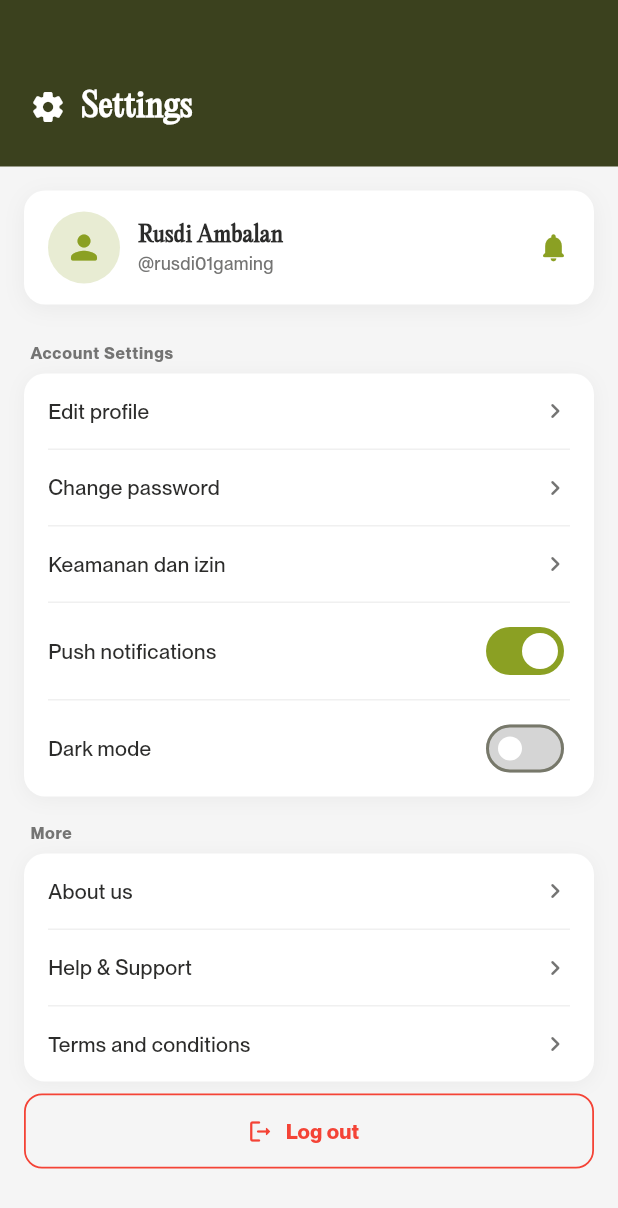
After one commit to AmbatronZ/Renovasim-Flutter, a Flutter app: the SettingsScreen screen opened directly, on a phone screen of 412 x 824 dp. The commit adds this screen. Shown: the top 1208 px of the screen. Run offline on Flutter 3.47's test engine with Material 3 defaults, Android fonts, the phone set to English and light mode, and no system bars; our stand-ins replace flutter_svg.

Commit message:
fitur settings

```diff
--- a/lib/screens/home_screen.dart
+++ b/lib/screens/home_screen.dart
@@ -2,6 +2,7 @@ import 'package:flutter/material.dart';
 import 'package:flutter/services.dart';
 import 'package:flutter_svg/flutter_svg.dart';
 import 'profile_screen.dart';
+import 'settings_screen.dart';
 
 // ─── Color Palette ───────────────────────────────────────────────────────────
 class AppColors {
@@ -92,10 +93,18 @@ class _TopBar extends StatelessWidget {
             height: 32,
           ),
           const Spacer(),
-          _IconBtn(icon: Icons.notifications_outlined),
-          const SizedBox(width: 4),
-          _IconBtn(icon: Icons.settings_outlined),
-          const SizedBox(width: 4),
+            _IconBtn(
+              icon: Icons.notifications_outlined),
+                const SizedBox(width: 4),
+            _IconBtn(
+              icon: Icons.settings_outlined,
+              onTap: () {
+                Navigator.push(
+                  parentContext,
+                  MaterialPageRoute(builder: (_) => const SettingsScreen()),
+                );
+              },
+            ),
           _IconBtn(
             icon: Icons.person_outline_rounded,
             onTap: () {
--- /dev/null
+++ b/lib/screens/settings_screen.dart
@@ -0,0 +1,349 @@
+import 'package:flutter/material.dart';
+import 'home_screen.dart';
+import 'profile_screen.dart';
+import 'login_screen.dart';
+
+class SettingsScreen extends StatefulWidget {
+  const SettingsScreen({super.key});
+
+  @override
+  State<SettingsScreen> createState() => _SettingsScreenState();
+}
+
+class _SettingsScreenState extends State<SettingsScreen> {
+  bool _pushNotifications = true;
+  bool _darkMode = false;
+
+  @override
+  Widget build(BuildContext context) {
+    return Scaffold(
+      backgroundColor: AppColors.techWhite,
+      body: Column(
+        children: [
+          // ─── Header ───────────────────────────────────────────────
+          Container(
+            width: double.infinity,
+            padding: const EdgeInsets.fromLTRB(20, 56, 20, 24),
+            decoration: const BoxDecoration(
+              color: AppColors.thatchGreen,
+              borderRadius: BorderRadius.vertical(
+                bottom: Radius.circular(0),
+              ),
+            ),
+            child: Row(
+              children: [
+                const Icon(Icons.settings_rounded,
+                    color: Colors.white, size: 24),
+                const SizedBox(width: 10),
+                Text(
+                  'Settings',
+                  style: TextStyle(
+                    fontSize: 22,
+                    fontWeight: FontWeight.w700,
+                    color: Colors.white,
+                    fontFamily: 'PPEditorialNew',
+                  ),
+                ),
+              ],
+            ),
+          ),
+
+          Expanded(
+            child: SingleChildScrollView(
+              physics: const BouncingScrollPhysics(),
+              child: Column(
+                crossAxisAlignment: CrossAxisAlignment.start,
+                children: [
+                  // ─── Profile Card ────────────────────────────────
+                  Container(
+                    margin: const EdgeInsets.fromLTRB(16, 16, 16, 8),
+                    padding: const EdgeInsets.symmetric(
+                        horizontal: 16, vertical: 14),
+                    decoration: BoxDecoration(
+                      color: Colors.white,
+                      borderRadius: BorderRadius.circular(14),
+                      boxShadow: [
+                        BoxShadow(
+                          color: AppColors.metallicBlack.withOpacity(0.06),
+                          blurRadius: 12,
+                          offset: const Offset(0, 3),
+                        ),
+                      ],
+                    ),
+                    child: Row(
+                      children: [
+                        CircleAvatar(
+                          radius: 24,
+                          backgroundColor:
+                              AppColors.coconutGreen.withOpacity(0.2),
+                          child: const Icon(Icons.person_rounded,
+                              color: AppColors.coconutGreen, size: 26),
+                        ),
+                        const SizedBox(width: 12),
+                        Expanded(
+                          child: Column(
+                            crossAxisAlignment: CrossAxisAlignment.start,
+                            children: [
+                              Text(
+                                'Rusdi Ambalan',
+                                style: TextStyle(
+                                  fontSize: 15,
+                                  fontWeight: FontWeight.w700,
+                                  color: AppColors.metallicBlack,
+                                  fontFamily: 'PPEditorialNew',
+                                ),
+                              ),
+                              Text(
+                                '@rusdi01gaming',
+                                style: TextStyle(
+                                  fontSize: 12,
+                                  color: AppColors.zenGray,
+                                  fontFamily: 'PPNeueMontrealMedium',
+                                ),
+                              ),
+                            ],
+                          ),
+                        ),
+                        Icon(Icons.notifications_rounded,
+                            color: AppColors.coconutGreen, size: 22),
+                      ],
+                    ),
+                  ),
+
+                  // ─── Account Settings ────────────────────────────
+                  _SectionLabel('Account Settings'),
+                  _SettingsCard(
+                    children: [
+                      _SettingsTile(
+                        label: 'Edit profile',
+                        onTap: () => Navigator.push(
+                          context,
+                          MaterialPageRoute(
+                              builder: (_) => const ProfileScreen()),
+                        ),
+                      ),
+                      _Divider(),
+                      _SettingsTile(
+                        label: 'Change password',
+                        onTap: () {},
+                      ),
+                      _Divider(),
+                      _SettingsTile(
+                        label: 'Keamanan dan izin',
+                        onTap: () {},
+                      ),
+                      _Divider(),
+                      _SettingsTileSwitch(
+                        label: 'Push notifications',
+                        value: _pushNotifications,
+                        onChanged: (v) =>
+                            setState(() => _pushNotifications = v),
+                      ),
+                      _Divider(),
+                      _SettingsTileSwitch(
+                        label: 'Dark mode',
+                        value: _darkMode,
+                        onChanged: (v) => setState(() => _darkMode = v),
+                      ),
+                    ],
+                  ),
+
+                  // ─── More ────────────────────────────────────────
+                  _SectionLabel('More'),
+                  _SettingsCard(
+                    children: [
+                      _SettingsTile(
+                        label: 'About us',
+                        onTap: () {},
+                      ),
+                      _Divider(),
+                      _SettingsTile(
+                        label: 'Help & Support',
+                        onTap: () {},
+                      ),
+                      _Divider(),
+                      _SettingsTile(
+                        label: 'Terms and conditions',
+                        onTap: () {},
+                      ),
+                    ],
+                  ),
+
+                  // ─── Logout ──────────────────────────────────────
+                  Padding(
+                    padding: const EdgeInsets.fromLTRB(16, 8, 16, 32),
+                    child: SizedBox(
+                      width: double.infinity,
+                      height: 50,
+                      child: OutlinedButton.icon(
+                        onPressed: () {
+                          Navigator.pushAndRemoveUntil(
+                            context,
+                            MaterialPageRoute(
+                                builder: (_) => const LoginScreen()),
+                            (route) => false,
+                          );
+                        },
+                        icon: const Icon(Icons.logout_rounded,
+                            color: Colors.red, size: 18),
+                        label: Text(
+                          'Log out',
+                          style: TextStyle(
+                            fontSize: 14,
+                            fontWeight: FontWeight.w600,
+                            color: Colors.red,
+                            fontFamily: 'PPNeueMontrealMedium',
+                          ),
+                        ),
+                        style: OutlinedButton.styleFrom(
+                          side: const BorderSide(color: Colors.red, width: 1.2),
+                          shape: RoundedRectangleBorder(
+                            borderRadius: BorderRadius.circular(12),
+                          ),
+                        ),
+                      ),
+                    ),
+                  ),
+                ],
+              ),
+            ),
+          ),
+        ],
+      ),
+    );
+  }
+}
+
+// ─── Reusable Widgets ─────────────────────────────────────────────────────────
+
+class _SectionLabel extends StatelessWidget {
+  final String text;
+  const _SectionLabel(this.text);
+
+  @override
+  Widget build(BuildContext context) {
+    return Padding(
+      padding: const EdgeInsets.fromLTRB(20, 16, 20, 6),
+      child: Text(
+        text,
+        style: TextStyle(
+          fontSize: 11,
+          fontWeight: FontWeight.w600,
+          color: AppColors.zenGray,
+          letterSpacing: 0.5,
+          fontFamily: 'PPNeueMontrealMedium',
+        ),
+      ),
+    );
+  }
+}
+
+class _SettingsCard extends StatelessWidget {
+  final List<Widget> children;
+  const _SettingsCard({required this.children});
+
+  @override
+  Widget build(BuildContext context) {
+    return Container(
+      margin: const EdgeInsets.symmetric(horizontal: 16),
+      decoration: BoxDecoration(
+        color: Colors.white,
+        borderRadius: BorderRadius.circular(14),
+        boxShadow: [
+          BoxShadow(
+            color: AppColors.metallicBlack.withOpacity(0.05),
+            blurRadius: 10,
+            offset: const Offset(0, 2),
+          ),
+        ],
+      ),
+      child: Column(children: children),
+    );
+  }
+}
+
+class _SettingsTile extends StatelessWidget {
+  final String label;
+  final VoidCallback onTap;
+
+  const _SettingsTile({required this.label, required this.onTap});
+
+  @override
+  Widget build(BuildContext context) {
+    return InkWell(
+      onTap: onTap,
+      borderRadius: BorderRadius.circular(14),
+      child: Padding(
+        padding: const EdgeInsets.symmetric(horizontal: 16, vertical: 15),
+        child: Row(
+          mainAxisAlignment: MainAxisAlignment.spaceBetween,
+          children: [
+            Text(
+              label,
+              style: TextStyle(
+                fontSize: 14,
+                color: AppColors.metallicBlack,
+                fontFamily: 'PPNeueMontrealMedium',
+              ),
+            ),
+            const Icon(Icons.chevron_right_rounded,
+                color: AppColors.zenGray, size: 20),
+          ],
+        ),
+      ),
+    );
+  }
+}
+
+class _SettingsTileSwitch extends StatelessWidget {
+  final String label;
+  final bool value;
+  final ValueChanged<bool> onChanged;
+
+  const _SettingsTileSwitch({
+    required this.label,
+    required this.value,
+    required this.onChanged,
+  });
+
+  @override
+  Widget build(BuildContext context) {
+    return Padding(
+      padding: const EdgeInsets.symmetric(horizontal: 16, vertical: 8),
+      child: Row(
+        mainAxisAlignment: MainAxisAlignment.spaceBetween,
+        children: [
+          Text(
+            label,
+            style: TextStyle(
+              fontSize: 14,
+              color: AppColors.metallicBlack,
+              fontFamily: 'PPNeueMontrealMedium',
+            ),
+          ),
+          Switch(
+            value: value,
+            onChanged: onChanged,
+            activeColor: Colors.white,
+            activeTrackColor: AppColors.coconutGreen,
+            inactiveThumbColor: Colors.white,
+            inactiveTrackColor: AppColors.zenGray.withOpacity(0.3),
+          ),
+        ],
+      ),
+    );
+  }
+}
+
+class _Divider extends StatelessWidget {
+  @override
+  Widget build(BuildContext context) {
+    return const Divider(
+      height: 1,
+      thickness: 1,
+      indent: 16,
+      endIndent: 16,
+      color: Color(0xFFF0F0F0),
+    );
+  }
+}
```
